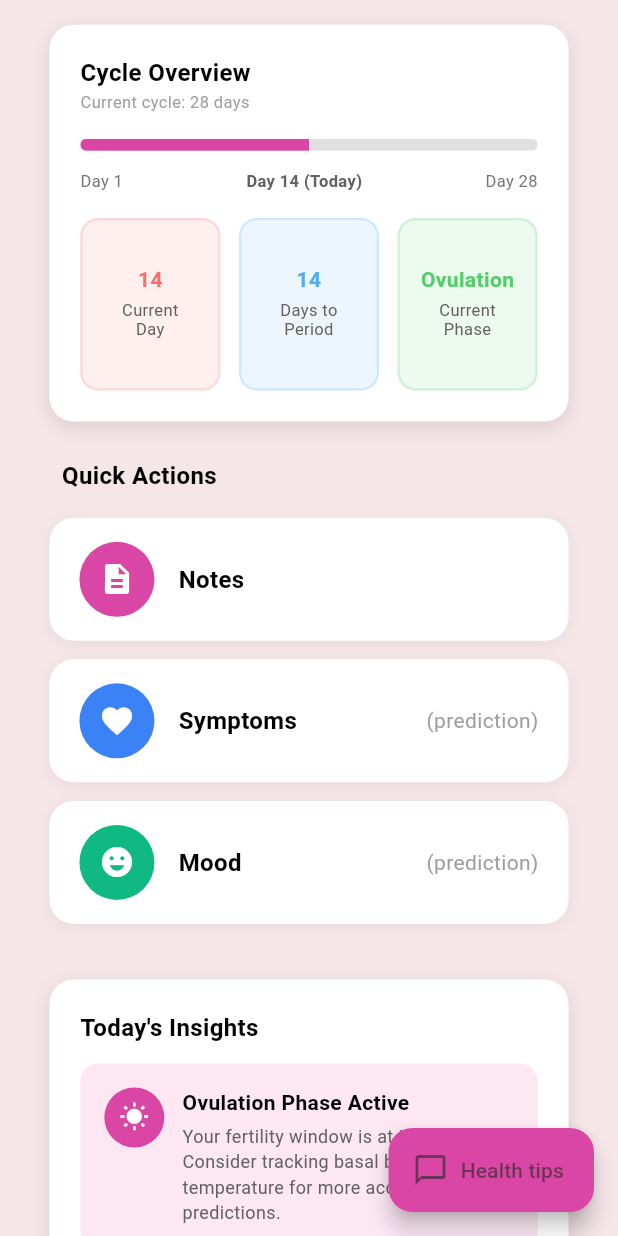
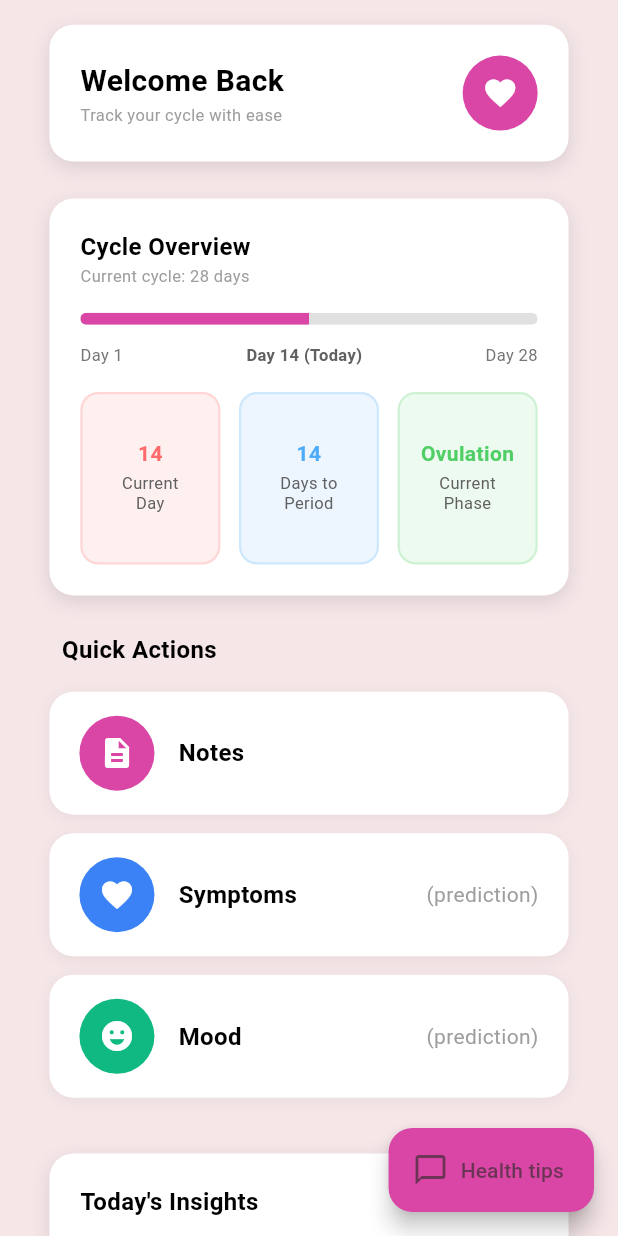
Before and after one commit to donlcyp/bloomcycle, a Flutter app: the HomePage screen opened directly, on a phone screen of 412 x 824 dp. Run offline on Flutter 3.47's test engine with Material 3 defaults, Android fonts, the phone set to English and light mode, and no system bars.

```diff
--- a/lib/views/home/home.dart
+++ b/lib/views/home/home.dart
@@ -28,6 +28,9 @@ class _HomePageState extends State<HomePage> {
           ),
           child: Column(
             children: [
+              // Header Section
+              _buildHeader(screenWidth, screenHeight),
+              SizedBox(height: screenHeight * 0.03),
               // Cycle Overview Section
               _buildCycleOverview(screenWidth, screenHeight),
               SizedBox(height: screenHeight * 0.03),
@@ -56,6 +59,61 @@ class _HomePageState extends State<HomePage> {
         backgroundColor: const Color(0xFFD946A6),
         icon: const Icon(Icons.chat_bubble_outline),
         label: const Text('Health tips'),
+      ),
+    );
+  }
+
+  Widget _buildHeader(double screenWidth, double screenHeight) {
+    return Container(
+      decoration: BoxDecoration(
+        color: Colors.white,
+        borderRadius: BorderRadius.circular(16),
+        boxShadow: [
+          BoxShadow(
+            color: Colors.black.withOpacity(0.1),
+            blurRadius: 10,
+            offset: const Offset(0, 4),
+          ),
+        ],
+      ),
+      padding: EdgeInsets.all(screenWidth * 0.05),
+      child: Row(
+        mainAxisAlignment: MainAxisAlignment.spaceBetween,
+        children: [
+          Column(
+            crossAxisAlignment: CrossAxisAlignment.start,
+            children: [
+              Text(
+                'Welcome Back',
+                style: TextStyle(
+                  fontSize: screenWidth > 600 ? 24 : 20,
+                  fontWeight: FontWeight.bold,
+                  color: Colors.black,
+                ),
+              ),
+              Text(
+                'Track your cycle with ease',
+                style: TextStyle(
+                  fontSize: screenWidth > 600 ? 12 : 11,
+                  color: Colors.grey,
+                ),
+              ),
+            ],
+          ),
+          Container(
+            width: 50,
+            height: 50,
+            decoration: const BoxDecoration(
+              color: Color(0xFFD946A6),
+              shape: BoxShape.circle,
+            ),
+            child: const Icon(
+              Icons.favorite,
+              color: Colors.white,
+              size: 24,
+            ),
+          ),
+        ],
       ),
     );
   }
--- a/pubspec.yaml
+++ b/pubspec.yaml
@@ -30,6 +30,8 @@ environment:
 dependencies:
   flutter:
     sdk: flutter
+    firebase_core: ^3.0.0
+    cloud_store: ^5.0.0
 
   # The following adds the Cupertino Icons font to your application.
   # Use with the CupertinoIcons class for iOS style icons.
```
Also changed, not shown: lib/models/calendar_data.dart (+8 -2 lines), lib/views/calendar/calendar.dart (+53 -3 lines).
